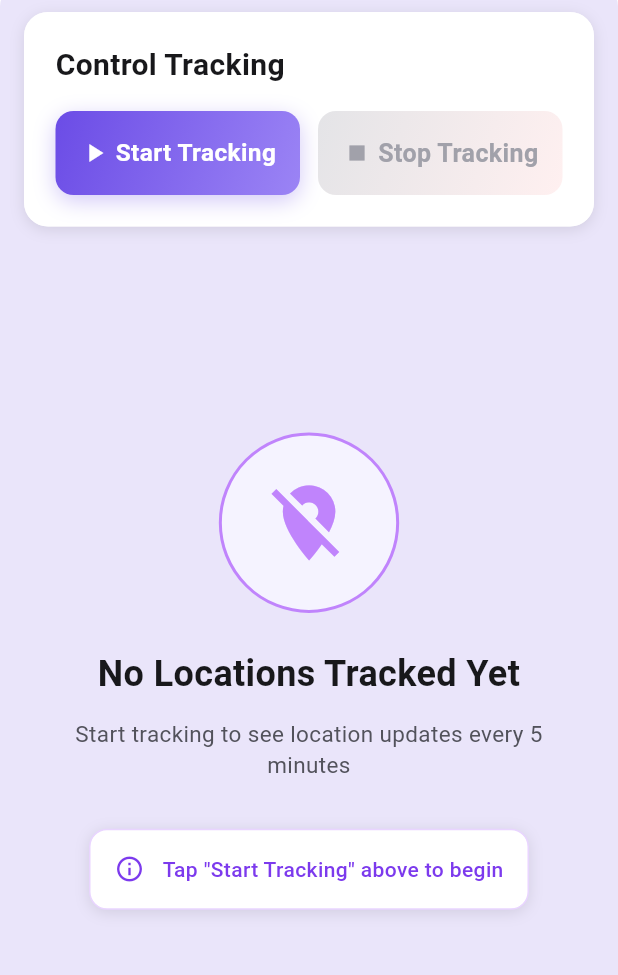
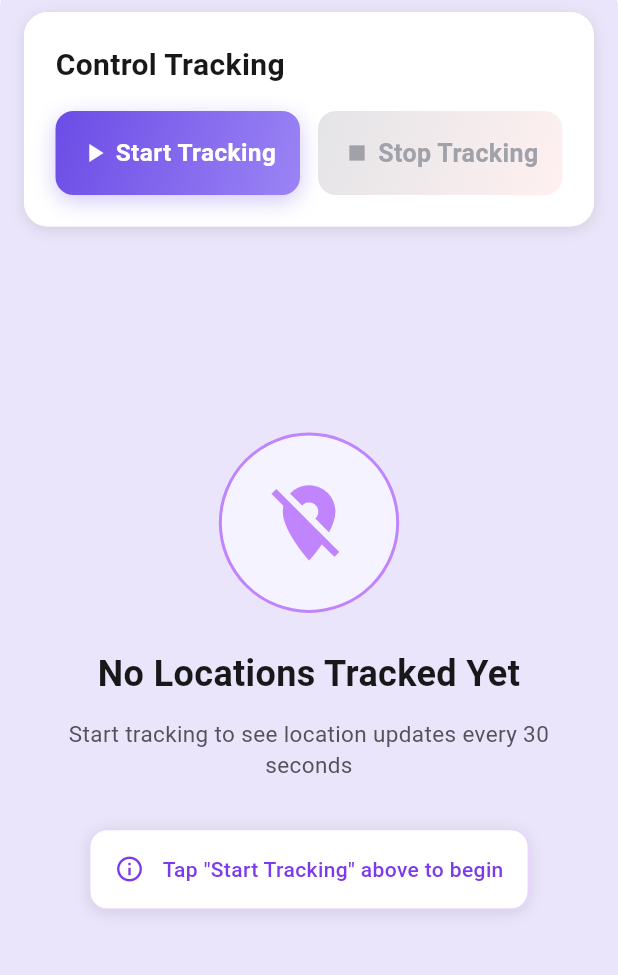
Before and after one commit to souravDAS0/unotasker_assignment, a Flutter app: the screen it shows after launch, on a phone screen of 412 x 824 dp, the part 120-1095 px from its top. Run offline on Flutter 3.47's test engine with Material 3 defaults, Android fonts, the phone set to English and light mode, and no system bars; our stand-ins replace dartz, flutter_local_notifications, flutter_riverpod, geocoding, geolocator, hive and 2 more; missing offline and left inert: flutter_background_service; accounts and stored records are empty.

Commit message:
5 minutes to 30 seconds

```diff
--- a/lib/core/constants/app_constants.dart
+++ b/lib/core/constants/app_constants.dart
@@ -2,7 +2,7 @@ class AppConstants {
   AppConstants._();
 
   // Tracking Configuration
-  static const Duration trackingInterval = Duration(minutes: 5);
+  static const Duration trackingInterval = Duration(seconds: 30);
 
   // Notification Configuration
   static const int notificationId = 1000;
@@ -24,7 +24,7 @@ class AppConstants {
 
   static const String trackingActiveTitle = 'Location Tracking Active';
   static const String trackingActiveBody =
-      'Your location is being tracked in the background every 5 minutes.';
+      'Your location is being tracked in the background every 30 seconds.';
   static const String addressUnavailable = 'Address unavailable';
 
   // Error Messages
--- a/lib/features/location_tracking/domain/usecases/update_location.dart
+++ b/lib/features/location_tracking/domain/usecases/update_location.dart
@@ -6,7 +6,7 @@ import '../entities/location_record.dart';
 import '../repositories/location_repository.dart';
 
 /// Use case for updating location in the background.
-/// Called periodically by WorkManager every 5 minutes.
+/// Called periodically by WorkManager every 30 seconds.
 /// Orchestrates the flow: get location → geocode → save → update notification.
 class UpdateLocation {
   final LocationRepository repository;
--- a/lib/features/location_tracking/presentation/widgets/empty_state_widget.dart
+++ b/lib/features/location_tracking/presentation/widgets/empty_state_widget.dart
@@ -86,7 +86,7 @@ class _EmptyStateWidgetState extends State<EmptyStateWidget>
             const SizedBox(height: 12),
 
             const Text(
-              'Start tracking to see location updates every 5 minutes',
+              'Start tracking to see location updates every 30 seconds',
               style: TextStyle(
                 fontSize: 15,
                 fontWeight: FontWeight.w400,
```
Also changed, not shown: 2 other files.
